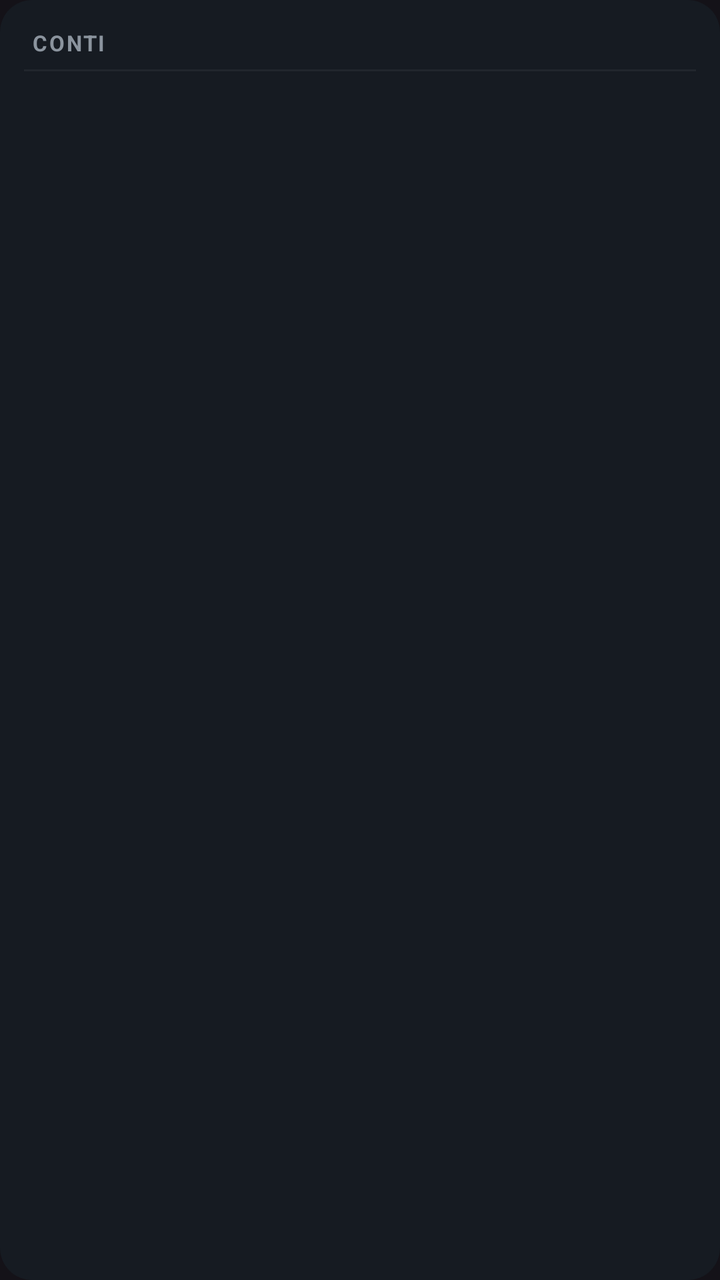
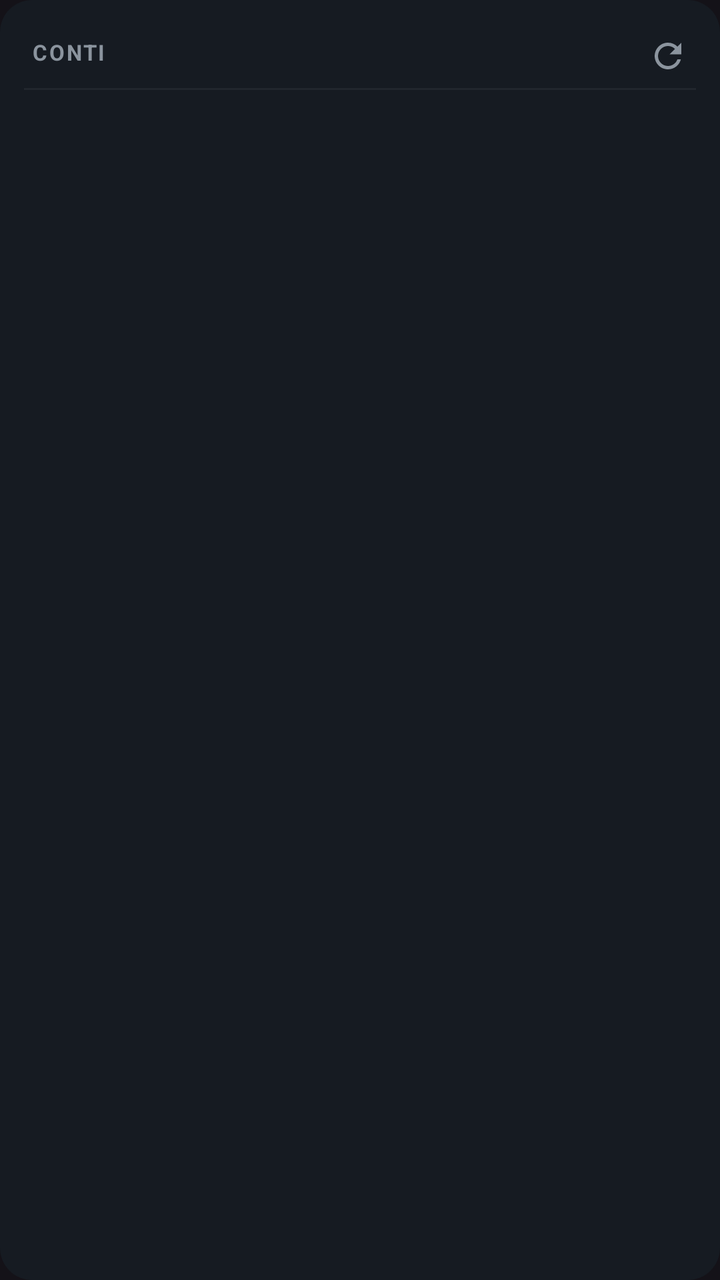

Before-and-after screenshots of an Android layout around one commit, followed by the original layout XML and the change that was made.
<!-- AndroidManifest.xml: application theme Theme.LucaWallet -->
<!-- res/layout/widget_accounts.xml -->
<?xml version="1.0" encoding="utf-8"?>
<LinearLayout xmlns:android="http://schemas.android.com/apk/res/android"
    android:layout_width="match_parent"
    android:layout_height="match_parent"
    android:orientation="vertical"
    android:background="@drawable/widget_bg"
    android:padding="4dp">

    
    <TextView
        android:layout_width="match_parent"
        android:layout_height="wrap_content"
        android:text="CONTI"
        android:textSize="11sp"
        android:textStyle="bold"
        android:textColor="#8B949E"
        android:paddingStart="12dp"
        android:paddingTop="10dp"
        android:paddingBottom="6dp"
        android:letterSpacing="0.08"/>

    
    <View
        android:layout_width="match_parent"
        android:layout_height="1dp"
        android:background="#21262D"
        android:layout_marginStart="8dp"
        android:layout_marginEnd="8dp"/>

    
    <ListView
        android:id="@+id/widgetList"
        android:layout_width="match_parent"
        android:layout_height="0dp"
        android:layout_weight="1"
        android:divider="@null"
        android:dividerHeight="0dp"
        android:scrollbars="none"/>

    
    <TextView
        android:id="@+id/widgetEmpty"
        android:layout_width="match_parent"
        android:layout_height="0dp"
        android:layout_weight="1"
        android:gravity="center"
        android:text="Apri l'app\nper configurare il DB"
        android:textColor="#8B949E"
        android:textSize="12sp"
        android:visibility="gone"/>

</LinearLayout>
<!-- resources referenced by this layout -->
<resources>
  <!-- drawable widget_bg (drawable) -->
  <?xml version="1.0" encoding="utf-8"?>
  <shape xmlns:android="http://schemas.android.com/apk/res/android"
      android:shape="rectangle">
      <solid android:color="#161B22"/>
      <corners android:radius="16dp"/>
  </shape>
  <style name="Theme.LucaWallet" parent="Theme.Material3.Dark.NoActionBar">
          <item name="colorPrimary">#58a6ff</item>
      </style>
</resources>

<!-- the commit's change to res/layout/widget_accounts.xml (unified diff, before → after) -->
@@ -7,17 +7,36 @@
     android:padding="4dp">
 
     
-    <TextView
+    <LinearLayout
         android:layout_width="match_parent"
         android:layout_height="wrap_content"
-        android:text="CONTI"
-        android:textSize="11sp"
-        android:textStyle="bold"
-        android:textColor="#8B949E"
-        android:paddingStart="12dp"
-        android:paddingTop="10dp"
-        android:paddingBottom="6dp"
-        android:letterSpacing="0.08"/>
+        android:orientation="horizontal"
+        android:gravity="center_vertical">
+
+        <TextView
+            android:layout_width="0dp"
+            android:layout_height="wrap_content"
+            android:layout_weight="1"
+            android:text="CONTI"
+            android:textSize="11sp"
+            android:textStyle="bold"
+            android:textColor="#8B949E"
+            android:paddingStart="12dp"
+            android:paddingTop="10dp"
+            android:paddingBottom="6dp"
+            android:letterSpacing="0.08"/>
+
+        <ImageView
+            android:id="@+id/widgetRefresh"
+            android:layout_width="36dp"
+            android:layout_height="36dp"
+            android:src="@drawable/ic_refresh"
+            android:padding="8dp"
+            android:tint="#8B949E"
+            android:layout_marginEnd="4dp"
+            android:layout_marginTop="4dp"/>
+
+    </LinearLayout>
 
     
     <View
<!-- resource entries referenced after the edit -->
@@ -1,5 +1,16 @@
 <!-- resources referenced by this layout -->
 <resources>
+  <!-- drawable ic_refresh (drawable) -->
+  <?xml version="1.0" encoding="utf-8"?>
+  <vector xmlns:android="http://schemas.android.com/apk/res/android"
+      android:width="24dp"
+      android:height="24dp"
+      android:viewportWidth="24"
+      android:viewportHeight="24">
+      <path
+          android:fillColor="@android:color/white"
+          android:pathData="M17.65,6.35C16.2,4.9 14.21,4 12,4c-4.42,0 -7.99,3.58 -7.99,8s3.57,8 7.99,8c3.73,0 6.84,-2.55 7.73,-6h-2.08c-0.82,2.33 -3.04,4 -5.65,4 -3.31,0 -6,-2.69 -6,-6s2.69,-6 6,-6c1.66,0 3.14,0.69 4.22,1.78L13,11h7V4l-2.35,2.35z"/>
+  </vector>
   <!-- drawable widget_bg (drawable) -->
   <?xml version="1.0" encoding="utf-8"?>
   <shape xmlns:android="http://schemas.android.com/apk/res/android"
